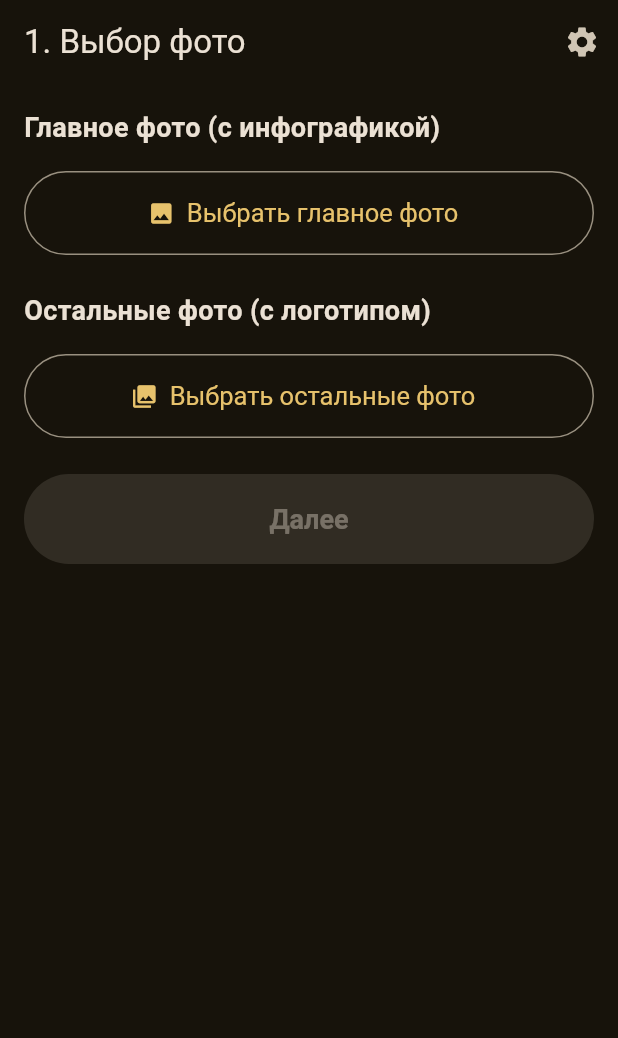
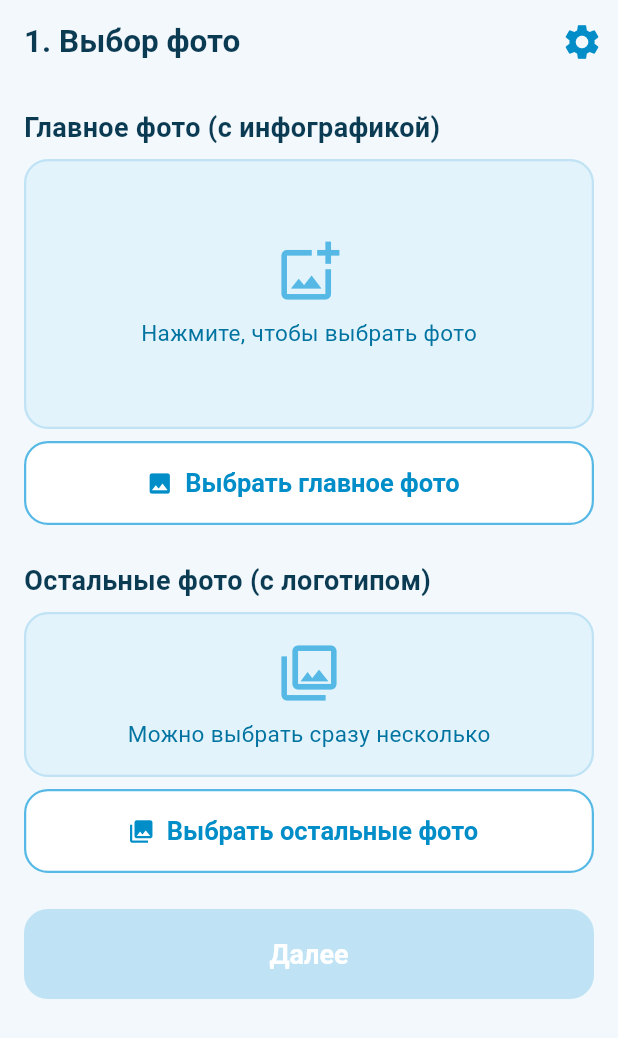
Before and after one commit to baboevazamatkz-create/Craft-post, a Flutter app: the screen it shows after launch, on a phone screen of 412 x 824 dp. Shown: the top 1038 px of the screen. Run offline on Flutter 3.47's test engine with Material 3 defaults, Android fonts, the phone set to English and light mode, and no system bars; our stand-ins replace flutter_secure_storage, image_picker, path_drawing; missing offline and left inert: gal.

Commit message:
Интерфейс: светлая тема в фирменных голубых тонах, плашки-подсказки для выбора фото
Co-Authored-By: Claude Opus 5.5 <noreply@anthropic.com>
Claude-Session: https://claude.ai/code/session_01H7xiX932NephQoXNMe9KDb

```diff
--- a/lib/main.dart
+++ b/lib/main.dart
@@ -3,6 +3,7 @@ import 'package:provider/provider.dart';
 
 import 'app_state.dart';
 import 'screens/photo_select_screen.dart';
+import 'theme.dart';
 
 void main() => runApp(
       ChangeNotifierProvider(
@@ -14,30 +15,10 @@ class CraftApp extends StatelessWidget {
 
   @override
   Widget build(BuildContext context) {
-    const accent = Color(0xFFFFC400);
     return MaterialApp(
       title: 'CRAFT Посты',
       debugShowCheckedModeBanner: false,
-      theme: ThemeData(
-        useMaterial3: true,
-        colorScheme: ColorScheme.fromSeed(
-            seedColor: accent, brightness: Brightness.dark),
-        filledButtonTheme: FilledButtonThemeData(
-          style: FilledButton.styleFrom(
-            minimumSize: const Size.fromHeight(60),
-            textStyle:
-                const TextStyle(fontSize: 18, fontWeight: FontWeight.w700),
-          ),
-        ),
-        outlinedButtonTheme: OutlinedButtonThemeData(
-          style: OutlinedButton.styleFrom(
-            minimumSize: const Size.fromHeight(56),
-            textStyle: const TextStyle(fontSize: 17),
-          ),
-        ),
-        inputDecorationTheme:
-            const InputDecorationTheme(border: OutlineInputBorder()),
-      ),
+      theme: buildTheme(),
       home: const PhotoSelectScreen(),
     );
   }
--- a/lib/screens/photo_select_screen.dart
+++ b/lib/screens/photo_select_screen.dart
@@ -4,6 +4,7 @@ import 'package:flutter/material.dart';
 import 'package:provider/provider.dart';
 
 import '../app_state.dart';
+import '../theme.dart';
 import 'form_screen.dart';
 import 'settings_screen.dart';
 
@@ -34,12 +35,19 @@ class PhotoSelectScreen extends StatelessWidget {
           const SizedBox(height: 8),
           if (d.mainPath != null)
             ClipRRect(
-              borderRadius: BorderRadius.circular(12),
+              borderRadius: BorderRadius.circular(16),
               child: Image.file(File(d.mainPath!),
                   height: 220,
                   width: double.infinity,
                   fit: BoxFit.cover,
                   cacheWidth: 800),
+            )
+          else
+            _EmptyPhoto(
+              icon: Icons.add_photo_alternate_outlined,
+              text: 'Нажмите, чтобы выбрать фото',
+              height: 180,
+              onTap: s.pickMain,
             ),
           const SizedBox(height: 8),
           OutlinedButton.icon(
@@ -61,7 +69,7 @@ class PhotoSelectScreen extends StatelessWidget {
                 for (final p in d.otherPaths)
                   Stack(children: [
                     ClipRRect(
-                      borderRadius: BorderRadius.circular(8),
+                      borderRadius: BorderRadius.circular(12),
                       child: Image.file(File(p),
                           width: 100,
                           height: 100,
@@ -75,12 +83,20 @@ class PhotoSelectScreen extends StatelessWidget {
                         onTap: () => s.removeOther(p),
                         child: const CircleAvatar(
                             radius: 14,
-                            backgroundColor: Colors.black87,
-                            child: Icon(Icons.close, size: 16)),
+                            backgroundColor: Colors.white,
+                            child:
+                                Icon(Icons.close, size: 16, color: Brand.blue)),
                       ),
                     ),
                   ]),
               ],
+            )
+          else
+            _EmptyPhoto(
+              icon: Icons.photo_library_outlined,
+              text: 'Можно выбрать сразу несколько',
+              height: 110,
+              onTap: s.pickOthers,
             ),
           const SizedBox(height: 8),
           OutlinedButton.icon(
@@ -103,3 +119,44 @@ class PhotoSelectScreen extends StatelessWidget {
     );
   }
 }
+
+/// Пустая голубая плашка-подсказка на месте фото.
+class _EmptyPhoto extends StatelessWidget {
+  final IconData icon;
+  final String text;
+  final double height;
+  final VoidCallback onTap;
+  const _EmptyPhoto(
+      {required this.icon,
+      required this.text,
+      required this.height,
+      required this.onTap});
+
+  @override
+  Widget build(BuildContext context) {
+    return Material(
+      color: Brand.tint,
+      borderRadius: BorderRadius.circular(16),
+      child: InkWell(
+        borderRadius: BorderRadius.circular(16),
+        onTap: onTap,
+        child: Container(
+          height: height,
+          decoration: BoxDecoration(
+            borderRadius: BorderRadius.circular(16),
+            border: Border.all(color: Brand.border, width: 1.5),
+          ),
+          child: Column(
+            mainAxisAlignment: MainAxisAlignment.center,
+            children: [
+              Icon(icon, size: 44, color: Brand.sky),
+              const SizedBox(height: 8),
+              Text(text,
+                  style: const TextStyle(color: Brand.deep, fontSize: 15)),
+            ],
+          ),
+        ),
+      ),
+    );
+  }
+}
--- a/lib/screens/save_screen.dart
+++ b/lib/screens/save_screen.dart
@@ -62,8 +62,9 @@ class _SaveScreenState extends State<SaveScreen> {
               Padding(
                 padding: const EdgeInsets.only(top: 12),
                 child: Text(_error!,
-                    style:
-                        const TextStyle(color: Colors.redAccent, fontSize: 16)),
+                    style: TextStyle(
+                        color: Theme.of(context).colorScheme.error,
+                        fontSize: 16)),
               ),
             if (_finished) ...[
               const SizedBox(height: 16),
--- /dev/null
+++ b/lib/theme.dart
@@ -0,0 +1,100 @@
+import 'package:flutter/material.dart';
+
+/// Светлая тема в фирменных голубых тонах (цвета ромбов логотипа).
+class Brand {
+  static const blue = Color(0xFF008DC8); // основной
+  static const sky = Color(0xFF56B9E5); // светлый ромб
+  static const deep = Color(0xFF0073A0); // тёмный ромб
+  static const ink = Color(0xFF0B3A53); // текст
+  static const background = Color(0xFFF2F8FC);
+  static const tint = Color(0xFFE3F3FB); // заливка плашек
+  static const border = Color(0xFFBFE3F5);
+}
+
+ThemeData buildTheme() {
+  final scheme = ColorScheme.fromSeed(
+    seedColor: Brand.blue,
+    brightness: Brightness.light,
+  ).copyWith(
+    primary: Brand.blue,
+    onPrimary: Colors.white,
+    secondary: Brand.sky,
+    tertiary: Brand.deep,
+    primaryContainer: Brand.tint,
+    onPrimaryContainer: Brand.ink,
+    surface: Colors.white,
+    onSurface: Brand.ink,
+    outline: Brand.border,
+  );
+  final radius = BorderRadius.circular(16);
+
+  return ThemeData(
+    useMaterial3: true,
+    colorScheme: scheme,
+    scaffoldBackgroundColor: Brand.background,
+    appBarTheme: const AppBarTheme(
+      backgroundColor: Brand.background,
+      foregroundColor: Brand.ink,
+      surfaceTintColor: Colors.transparent,
+      elevation: 0,
+      titleTextStyle: TextStyle(
+        color: Brand.ink,
+        fontSize: 21,
+        fontWeight: FontWeight.w700,
+      ),
+      iconTheme: IconThemeData(color: Brand.blue, size: 28),
+      actionsIconTheme: IconThemeData(color: Brand.blue, size: 28),
+    ),
+    filledButtonTheme: FilledButtonThemeData(
+      style: FilledButton.styleFrom(
+        backgroundColor: Brand.blue,
+        foregroundColor: Colors.white,
+        disabledBackgroundColor: Brand.border,
+        disabledForegroundColor: Colors.white,
+        minimumSize: const Size.fromHeight(60),
+        shape: RoundedRectangleBorder(borderRadius: radius),
+        textStyle: const TextStyle(fontSize: 18, fontWeight: FontWeight.w700),
+      ),
+    ),
+    outlinedButtonTheme: OutlinedButtonThemeData(
+      style: OutlinedButton.styleFrom(
+        foregroundColor: Brand.blue,
+        backgroundColor: Colors.white,
+        minimumSize: const Size.fromHeight(56),
+        side: const BorderSide(color: Brand.sky, width: 1.5),
+        shape: RoundedRectangleBorder(borderRadius: radius),
+        textStyle: const TextStyle(fontSize: 17, fontWeight: FontWeight.w600),
+      ),
+    ),
+    inputDecorationTheme: InputDecorationTheme(
+      filled: true,
+      fillColor: Colors.white,
+      labelStyle: const TextStyle(color: Brand.deep),
+      floatingLabelStyle: const TextStyle(color: Brand.blue),
+      hintStyle: TextStyle(color: Brand.ink.withValues(alpha: 0.4)),
+      contentPadding: const EdgeInsets.symmetric(horizontal: 16, vertical: 16),
+      border: OutlineInputBorder(borderRadius: BorderRadius.circular(14)),
+      enabledBorder: OutlineInputBorder(
+        borderRadius: BorderRadius.circular(14),
+        borderSide: const BorderSide(color: Brand.border, width: 1.2),
+      ),
+      focusedBorder: OutlineInputBorder(
+        borderRadius: BorderRadius.circular(14),
+        borderSide: const BorderSide(color: Brand.blue, width: 2),
+      ),
+    ),
+    progressIndicatorTheme: const ProgressIndicatorThemeData(
+      color: Brand.blue,
+      linearTrackColor: Brand.tint,
+    ),
+    dialogTheme: DialogThemeData(
+      backgroundColor: Colors.white,
+      shape: RoundedRectangleBorder(borderRadius: radius),
+    ),
+    snackBarTheme: const SnackBarThemeData(
+      backgroundColor: Brand.ink,
+      behavior: SnackBarBehavior.floating,
+    ),
+    dividerTheme: const DividerThemeData(color: Brand.border),
+  );
+}
```
